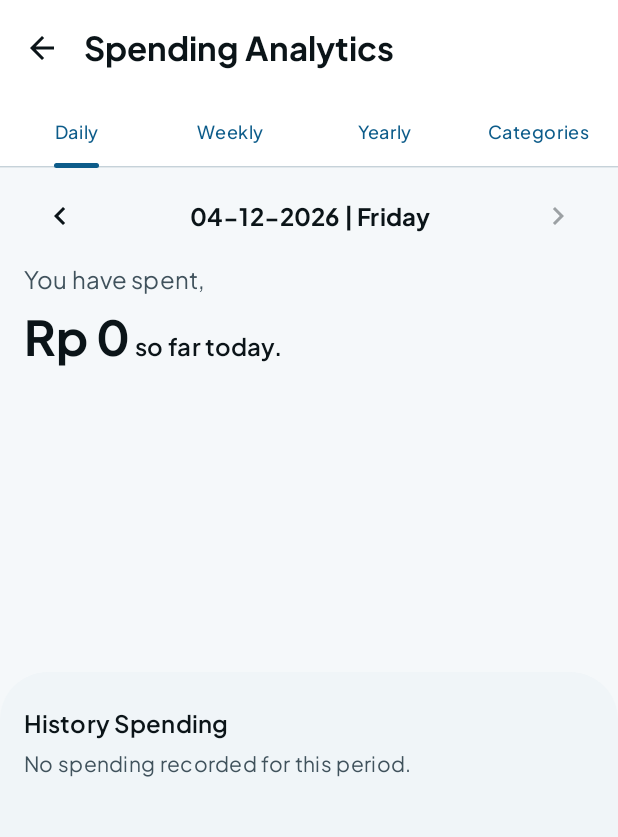
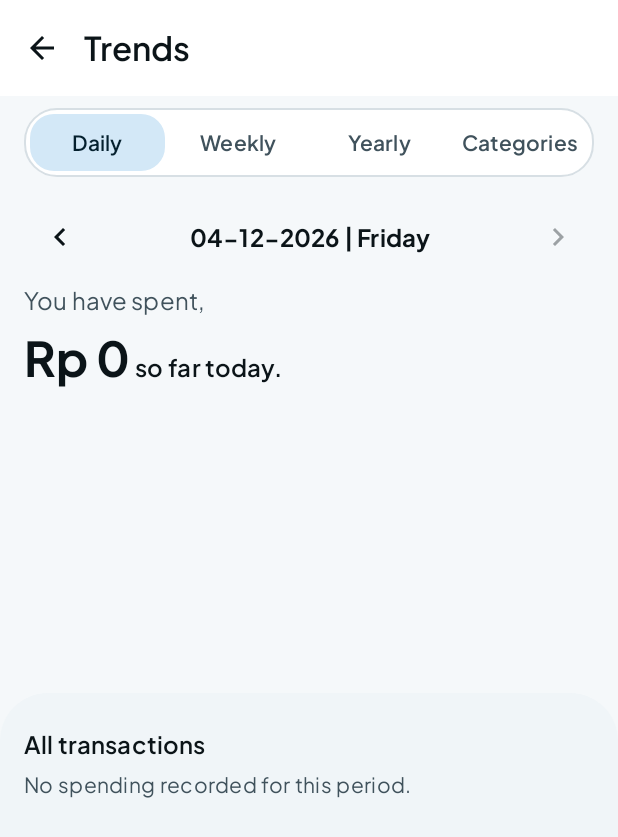
Before and after one commit to Reva0201/LenSpent, an Android app built with Jetpack Compose: the AnalyticsScreen screen opened through its navigation route, on a phone screen of 412 x 824 dp. Shown: the top 837 px of the screen. Run offline under Robolectric (Android 15) with nearby library versions, the phone set to English and light mode, and no system bars; our stand-ins replace Room's generated code.

Commit message:
Trends: rename the screen and replace the tab row with a segmented control
- 'Spending Analytics' -> 'Trends'. The screen answers how it is going over
  time and where it went; 'analytics' was a report heading, not a name.
- Tab row replaced with SegmentedTabs: a blue container pill on a white
  hairline track, selection animating over 180ms, sitting in the content
  gutter instead of edge to edge. A white pill on a white track (the first
  attempt) only read through its shadow, which looked like grey smudge.
- History sheet renamed 'All transactions': it lists the whole ledger, not
  the selected compartment, and 'History Spending' was neither phrase.

```diff
--- a/app/src/main/java/org/umn/lensspent/AnalyticsScreen.kt
+++ b/app/src/main/java/org/umn/lensspent/AnalyticsScreen.kt
@@ -52,11 +52,16 @@ import org.umn.lensspent.data.SpendingAggregator
 import org.umn.lensspent.data.model.Transaction
 import org.umn.lensspent.ui.components.CategoryBadge
 import org.umn.lensspent.ui.components.CategoryShareRow
+import org.umn.lensspent.ui.components.SegmentedTabs
 import org.umn.lensspent.ui.theme.Spacing
 
 private val AnalyticsTabs = listOf("Daily", "Weekly", "Yearly", "Categories")
 
-private const val HistoryTitle = "History Spending"
+/**
+ * The sheet lists the whole ledger, not the selected compartment, so it is titled for what it is
+ * rather than for the period above it. "History Spending" was neither one thing nor the other.
+ */
+private const val HistoryTitle = "All transactions"
 
 /** "11-09-2026 - 18-09-2026": the week the stepper is currently on, Monday through Sunday. */
 private fun weekRangeLabel(weekStart: LocalDate): String =
@@ -119,8 +124,12 @@ fun AnalyticsScreen(
             TopAppBar(
                 title = {
                     Text(
-                        text = "Spending Analytics",
-                        fontWeight = FontWeight.Bold
+                        // "Trends" rather than "Spending Analytics": the screen answers "how is this
+                        // going over time" and "where did it go", which is trends and breakdown, not
+                        // statistics. It is also short enough to sit next to the back arrow without
+                        // reading like a report heading.
+                        text = "Trends",
+                        style = MaterialTheme.typography.titleLarge
                     )
                 },
                 navigationIcon = {
@@ -141,31 +150,21 @@ fun AnalyticsScreen(
                 .fillMaxSize()
                 .padding(paddingValues)
         ) {
-            // Tab selection is driven by the pager, so swiping and tapping stay in sync
-            PrimaryTabRow(selectedTabIndex = pagerState.currentPage) {
-                AnalyticsTabs.forEachIndexed { index, title ->
-                    val selected = pagerState.currentPage == index
-                    Tab(
-                        selected = selected,
-                        onClick = {
-                            scope.launch {
-                                pagerState.animateScrollToPage(index)
-                            }
-                        },
-                        text = {
-                            // One line, never wrapped: four tabs on a phone leave about 80dp each, and
-                            // "Categories" at body size broke onto two lines and pushed the indicator
-                            // off the tab row.
-                            Text(
-                                text = title,
-                                style = MaterialTheme.typography.labelMedium,
-                                maxLines = 1,
-                                softWrap = false
-                            )
-                        }
-                    )
-                }
-            }
+            // A pill switcher instead of a tab row: the selection is an object on a recessed track,
+            // and it sits in the gutter with the content rather than spanning the screen edge to edge.
+            SegmentedTabs(
+                options = AnalyticsTabs,
+                selectedIndex = pagerState.currentPage,
+                onSelect = { index ->
+                    scope.launch { pagerState.animateScrollToPage(index) }
+                },
+                modifier = Modifier.padding(
+                    start = AnalyticsDimens.Gutter,
+                    end = AnalyticsDimens.Gutter,
+                    top = AnalyticsDimens.VerticalGap,
+                    bottom = AnalyticsDimens.VerticalGap
+                )
+            )
 
             HorizontalPager(
                 state = pagerState,
--- a/app/src/main/java/org/umn/lensspent/HomeScreen.kt
+++ b/app/src/main/java/org/umn/lensspent/HomeScreen.kt
@@ -523,7 +523,7 @@ private fun SpendingOverviewCard(
                 IconButton(onClick = onOpenAnalytics) {
                     Icon(
                         imageVector = Icons.AutoMirrored.Filled.KeyboardArrowRight,
-                        contentDescription = "Open analytics",
+                        contentDescription = "Open trends",
                         tint = MaterialTheme.colorScheme.primary
                     )
                 }
--- a/app/src/main/java/org/umn/lensspent/ui/components/LensComponents.kt
+++ b/app/src/main/java/org/umn/lensspent/ui/components/LensComponents.kt
@@ -2,6 +2,7 @@ package org.umn.lensspent.ui.components
 
 import android.graphics.Color as AndroidColor
 import android.animation.ValueAnimator
+import androidx.compose.animation.animateColorAsState
 import androidx.compose.animation.core.Animatable
 import androidx.compose.animation.core.FastOutSlowInEasing
 import androidx.compose.animation.core.tween
@@ -28,6 +29,7 @@ import androidx.compose.material3.Surface
 import androidx.compose.material3.Text
 import androidx.compose.runtime.Composable
 import androidx.compose.runtime.LaunchedEffect
+import androidx.compose.runtime.getValue
 import androidx.compose.runtime.remember
 import androidx.compose.ui.Alignment
 import androidx.compose.ui.Modifier
@@ -206,6 +208,83 @@ fun CategoryTilePicker(
 }
 
 /**
+ * A segmented switcher: one track, and the selected segment as a raised pill inside it.
+ *
+ * The Material tab row underneath this screen was a line of text with an underscore that moved - a
+ * control that says "these are tabs" without saying anything about which one is chosen beyond 2dp of
+ * colour. A pill on a recessed track shows the selection as an object, and the sliding background
+ * animates so a swipe of the pager and a tap on the segment look like the same event.
+ *
+ * Four options is the practical maximum for this shape on a phone: past that, the labels stop fitting
+ * on one line and the control becomes a scrollable list of buttons.
+ */
+@Composable
+fun SegmentedTabs(
+    options: List<String>,
+    selectedIndex: Int,
+    onSelect: (Int) -> Unit,
+    modifier: Modifier = Modifier
+) {
+    Surface(
+        modifier = modifier.fillMaxWidth(),
+        shape = MaterialTheme.shapes.large,
+        color = MaterialTheme.colorScheme.surface,
+        border = BorderStroke(
+            width = 1.dp,
+            color = MaterialTheme.colorScheme.outlineVariant.copy(alpha = 0.7f)
+        )
+    ) {
+        Row(
+            modifier = Modifier.padding(Spacing.xs),
+            horizontalArrangement = Arrangement.spacedBy(Spacing.xs)
+        ) {
+            options.forEachIndexed { index, label ->
+                val selected = index == selectedIndex
+                // The selected segment is filled with the brand container rather than white-on-white:
+                // a white pill inside a white track is only legible through its shadow, which is
+                // exactly what made the first version of this control read as grey smudge.
+                val container by animateColorAsState(
+                    targetValue = if (selected) {
+                        MaterialTheme.colorScheme.primaryContainer
+                    } else {
+                        Color.Transparent
+                    },
+                    animationSpec = tween(durationMillis = 180),
+                    label = "segment-container"
+                )
+                val contentColor by animateColorAsState(
+                    targetValue = if (selected) {
+                        MaterialTheme.colorScheme.onPrimaryContainer
+                    } else {
+                        MaterialTheme.colorScheme.onSurfaceVariant
+                    },
+                    animationSpec = tween(durationMillis = 180),
+                    label = "segment-content"
+                )
+
+                Box(
+                    modifier = Modifier
+                        .weight(1f)
+                        .clip(MaterialTheme.shapes.medium)
+                        .background(container)
+                        .clickable { onSelect(index) }
+                        .padding(vertical = Spacing.sm + Spacing.xxs),
+                    contentAlignment = Alignment.Center
+                ) {
+                    Text(
+                        text = label,
+                        style = MaterialTheme.typography.labelLarge,
+                        color = contentColor,
+                        maxLines = 1,
+                        softWrap = false
+                    )
+                }
+            }
+        }
+    }
+}
+
+/**
  * A category's share of a total, as a labelled bar.
  *
  * Ranking answers "where did my money go" faster than any chart: the eye reads the order and the
```
Also changed, not shown: 5 other files.
